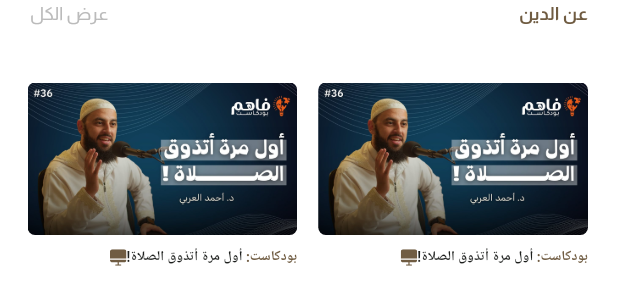
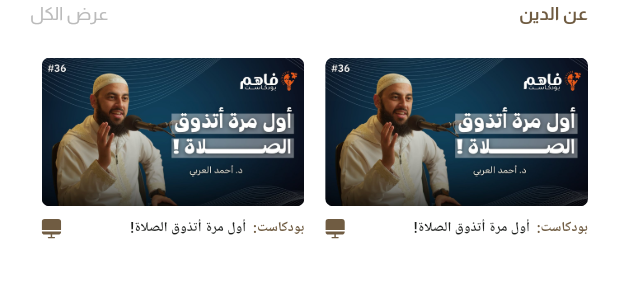
Before and after one commit to gelkomyy/fazakir, a Flutter app: the AboutReligionColumn widget shown alone on an empty page, opened directly, on a phone screen of 412 x 824 dp. Shown: the top 305 px of the screen. Run offline on Flutter 3.47's test engine with Material 3 defaults, Android fonts, the phone set to English and light mode, and no system bars; our stand-ins replace flutter_svg, font_awesome_flutter, get_it, shared_preferences; accounts and stored records are empty.

Commit message:
Refactor AboutReligionColumn and AboutReligionItem widgets for improved layout and localization support
- Adjusted the height of SizedBox in AboutReligionColumn to improve spacing consistency.
- Modified the height of the ListView in AboutReligionColumn to better fit content.
- Wrapped AboutReligionItem in FittedBox for better scaling within the ListView.
- Updated AboutReligionItem to use SizedBox for better width management and aspect ratio handling.
- Integrated localization support for the "Podcast" label in AboutReligionItem.
- Added "Podcast" translation to Arabic and English localization files.
- Updated SVG import in AboutReligionItem to use flutter_svg package correctly.
- Adjusted padding and width of SVG icon in AboutReligionItem for better alignment.

```diff
--- a/lib/Features/home/presentation/views/widgets/about_religion_column.dart
+++ b/lib/Features/home/presentation/views/widgets/about_religion_column.dart
@@ -21,19 +21,22 @@ class AboutReligionColumn extends StatelessWidget {
             labelText: txt.about_religion,
           ),
           const SizedBox(
-            height: 38,
+            height: 12,
           ),
           SizedBox(
-            height: MediaQuery.sizeOf(context).height * 0.15,
+            height: MediaQuery.sizeOf(context).height * 0.17,
             child: ListView.builder(
               clipBehavior: Clip.none,
               scrollDirection: Axis.horizontal,
               itemCount: 3,
               itemBuilder: (BuildContext context, int index) {
-                return Padding(
-                  padding:
-                      EdgeInsetsDirectional.only(end: index + 1 == 3 ? 0 : 14),
-                  child: const AboutReligionItem(),
+                return FittedBox(
+                  fit: BoxFit.scaleDown,
+                  child: Padding(
+                    padding: EdgeInsetsDirectional.only(
+                        end: index + 1 == 3 ? 0 : 14),
+                    child: const AboutReligionItem(),
+                  ),
                 );
               },
             ),
--- a/lib/Features/home/presentation/views/widgets/about_religion_item.dart
+++ b/lib/Features/home/presentation/views/widgets/about_religion_item.dart
@@ -1,8 +1,9 @@
 import 'package:fazakir/core/utils/app_assets.dart';
 import 'package:fazakir/core/utils/app_colors.dart';
 import 'package:fazakir/core/utils/app_font_styles.dart';
+import 'package:fazakir/generated/l10n.dart';
 import 'package:flutter/material.dart';
-import 'package:flutter_svg/svg.dart';
+import 'package:flutter_svg/flutter_svg.dart';
 
 class AboutReligionItem extends StatelessWidget {
   const AboutReligionItem({super.key});
@@ -13,7 +14,8 @@ class AboutReligionItem extends StatelessWidget {
       mainAxisSize: MainAxisSize.min,
       crossAxisAlignment: CrossAxisAlignment.start,
       children: [
-        Expanded(
+        SizedBox(
+          width: MediaQuery.sizeOf(context).width * 0.425,
           child: AspectRatio(
             aspectRatio: 1.77,
             child: Container(
@@ -30,28 +32,40 @@ class AboutReligionItem extends StatelessWidget {
           ),
         ),
         const SizedBox(height: 8),
-        Row(
+        SizedBox(
+          width: MediaQuery.sizeOf(context).width * 0.425,
+          child: Row(
             mainAxisSize: MainAxisSize.min,
             mainAxisAlignment: MainAxisAlignment.spaceBetween,
             children: [
-            Text.rich(
+              Expanded(
+                child: Text.rich(
                   TextSpan(
                     children: [
                       TextSpan(
-                    text: 'بودكاست: ',
+                        text: S.of(context).podcast,
                         style: AppFontStyles.styleBold10(context)
                             .copyWith(color: AppColors.primaryColor),
                       ),
                       TextSpan(
-                    text: 'أول مرة أتذوق الصلاة!',
+                        text: ' أول مرة أتذوق الصلاة!',
                         style: AppFontStyles.styleBold10(context),
                       ),
                     ],
                   ),
-              textAlign: TextAlign.right,
                 ),
-            SvgPicture.asset(Assets.assetsImagesScreenDisplayShapeSvg),
+              ),
+              Padding(
+                padding: const EdgeInsetsDirectional.only(
+                  start: 6,
+                ),
+                child: SvgPicture.asset(
+                  Assets.assetsImagesScreenDisplayShapeSvg,
+                  width: 13,
+                ),
+              ),
             ],
+          ),
         )
       ],
     );
--- a/lib/l10n/intl_ar.arb
+++ b/lib/l10n/intl_ar.arb
@@ -13,5 +13,6 @@
     "notifications": "الاشعارات",
     "your_home": "بيتك",
     "prayer_times": "أوقات الصلاة",
-    "settings": "الاعدادات"
+    "settings": "الاعدادات",
+    "podcast": "بودكاست: "
 }
--- a/lib/l10n/intl_en.arb
+++ b/lib/l10n/intl_en.arb
@@ -13,5 +13,6 @@
     "notifications": "Notifications",
     "your_home": "Your Home",
     "prayer_times": "Prayer Times",
-    "settings": "Settings"
+    "settings": "Settings",
+    "podcast": "Podcast: "
 }
```
Also changed, not shown: lib/generated/intl/messages_ar.dart, lib/generated/intl/messages_en.dart, lib/generated/l10n.dart. Lines whose indentation alone changed are shown as unchanged.
